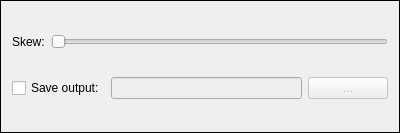
Old version of the form src/Processing/Processing/exponential.ui in the repository AstroStacking/AstroStack.
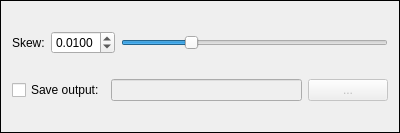
New version of the form.

Commit message: Adding skew info

Diff of the .ui file:
```diff
--- a/src/Processing/Processing/exponential.ui
+++ b/src/Processing/Processing/exponential.ui
@@ -33,7 +33,32 @@
       </widget>
      </item>
      <item>
-      <widget class="QSlider" name="skew">
+      <widget class="QDoubleSpinBox" name="skew">
+       <property name="decimals">
+        <number>4</number>
+       </property>
+       <property name="minimum">
+        <double>0.000100000000000</double>
+       </property>
+       <property name="maximum">
+        <double>1.000000000000000</double>
+       </property>
+       <property name="singleStep">
+        <double>0.001000000000000</double>
+       </property>
+       <property name="value">
+        <double>0.010000000000000</double>
+       </property>
+      </widget>
+     </item>
+     <item>
+      <widget class="QSlider" name="skewSlider">
+       <property name="maximum">
+        <number>100</number>
+       </property>
+       <property name="value">
+        <number>25</number>
+       </property>
        <property name="orientation">
         <enum>Qt::Horizontal</enum>
        </property>
```
The commit also changes 2 other files.
